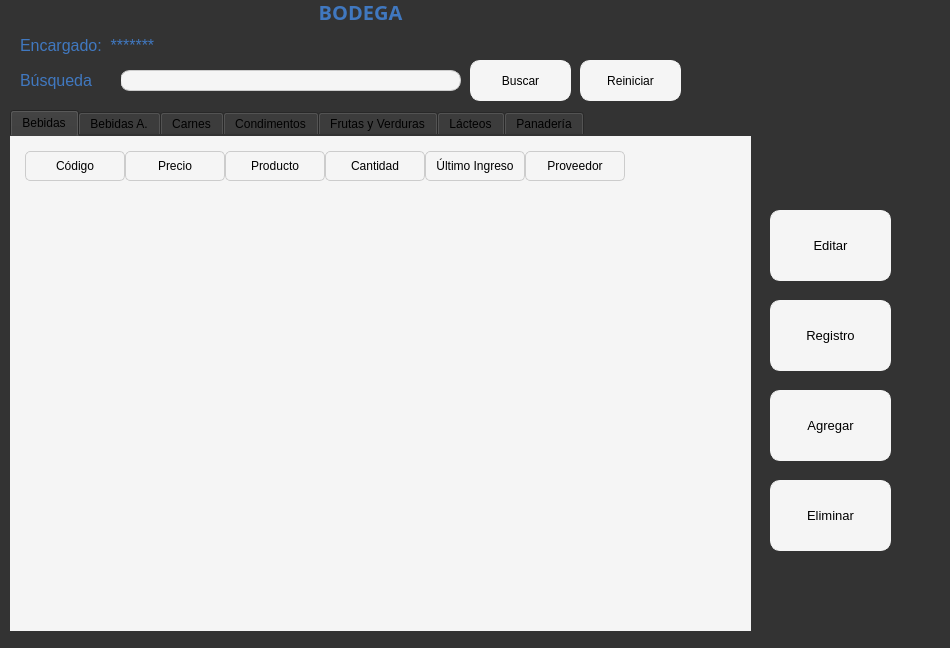
This is Ui/Almacen/u_almacen.ui in Kodegmxz/Proyecto as Qt 5 draws it before an edit. The edited form follows.
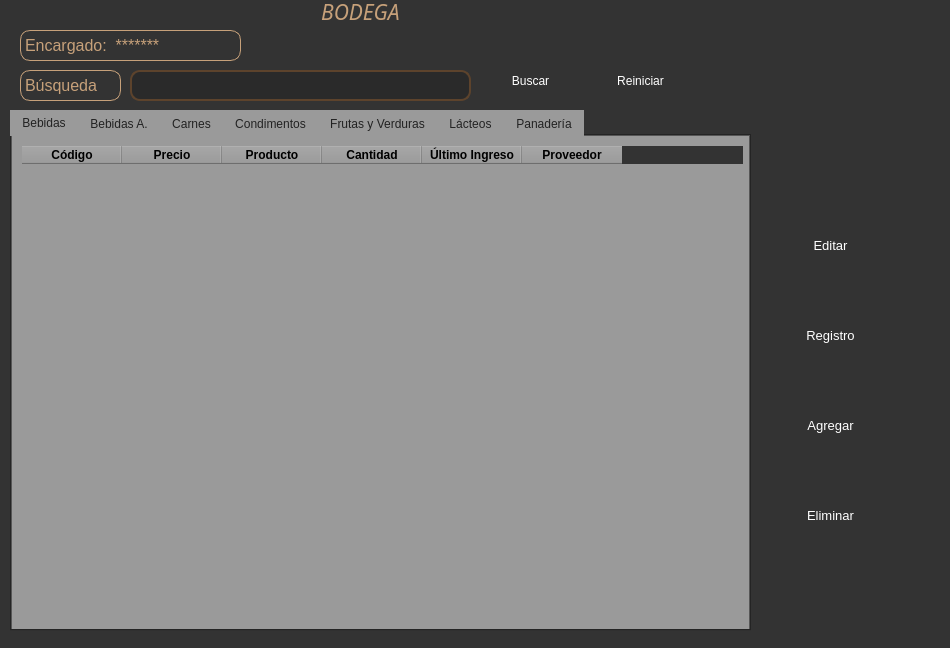
This is the edited form. The open tabs and pages were chosen to show the change.

```diff
--- a/Ui/Almacen/u_almacen.ui
+++ b/Ui/Almacen/u_almacen.ui
@@ -24,10 +24,10 @@
   <widget class="QLineEdit" name="barrabusqueda">
    <property name="geometry">
     <rect>
-     <x>120</x>
+     <x>130</x>
      <y>70</y>
      <width>341</width>
-     <height>21</height>
+     <height>31</height>
     </rect>
    </property>
    <property name="font">
@@ -37,11 +37,15 @@
    </property>
    <property name="styleSheet">
     <string notr="true">QLineEdit {
-    border: 1px solid #ccc;
-    border-radius: 10px;
-    background-color: rgb(245, 245, 245);
-}
-</string>
+       background: #2a2a2a;
+       border: 2px solid #5d432c;
+       border-radius: 10px;
+       color: #c7a17a;
+      }
+      QLineEdit:focus {
+       border-color: #c7a17a;
+      }
+     </string>
    </property>
    <property name="text">
     <string/>
@@ -53,7 +57,7 @@
      <x>20</x>
      <y>70</y>
      <width>101</width>
-     <height>21</height>
+     <height>31</height>
     </rect>
    </property>
    <property name="font">
@@ -63,7 +67,12 @@
     </font>
    </property>
    <property name="styleSheet">
-    <string notr="true">color: #4078c0</string>
+    <string notr="true">QLabel {
+    border: 1px solid #c7a17a;
+    border-radius: 10px;
+    color: #c7a17a;
+    text-shadow: 0 0 10px #c7a17a
+}</string>
    </property>
    <property name="text">
     <string>Búsqueda</string>
@@ -85,7 +94,12 @@
     </font>
    </property>
    <property name="styleSheet">
-    <string notr="true">color: #4078c0</string>
+    <string notr="true">QLabel {
+    border: 1px solid #c7a17a;
+    border-radius: 10px;
+    color: #c7a17a;
+    text-shadow: 0 0 10px #c7a17a
+}</string>
    </property>
    <property name="text">
     <string>Encargado:  *******</string>
@@ -103,14 +117,18 @@
    <property name="font">
     <font>
      <family>Sitka Small Semibold</family>
-     <pointsize>15</pointsize>
-     <weight>75</weight>
-     <bold>true</bold>
+     <pointsize>16</pointsize>
+     <weight>7</weight>
+     <italic>true</italic>
+     <bold>false</bold>
     </font>
    </property>
    <property name="styleSheet">
-    <string notr="true">
-color: #4078c0</string>
+    <string notr="true">QLabel {
+	font: 63 italic 16pt &quot;Sitka Small Semibold&quot; ;
+    border-radius: 10px;
+ color: #c7a17a;
+}</string>
    </property>
    <property name="text">
     <string>BODEGA</string>
@@ -136,27 +154,24 @@
    </property>
    <property name="styleSheet">
     <string notr="true">QTableWidget {
-    background-color: #f5f5f5; /* Set entire widget background to #f5f5f5 */
-    border: none; /* Remove external border */
+    background-color: #9a9a9a;
     border-radius: 10px;
-    padding: 5px;
-    gridline-color: #ddd; /* Keep gridlines for column distinction */
-}
-QTableWidget::item {
-    background-color: #f5f5f5; /* Set item background to #f5f5f5 */
-    border: none; /* Remove item border */
-    padding: 5px;
+
 }
 QHeaderView::section {
-    background-color: #f5f5f5; /* Set header background to #f5f5f5 */
-    border: 1px solid #ccc; /* Keep header border for distinction */
-    border-radius: 5px;
-    padding: 5px;
+    font-weight: bold;
+	background-color: #9a9a9a;
+
 }
-QTabWidget {
-    background-color: #f5f5f5; /* Set tab widget background to #f5f5f5 */
-    border: none; /* Remove external border */
-    border-radius: 10px;
+
+QTabBar::tab:selected {
+    background: #9a9a9a;
+    color: #222222;
+}
+
+QTabBar::tab {
+    background: #9a9a9a;
+    color: #222222;
 }</string>
    </property>
    <property name="currentIndex">
@@ -188,7 +203,7 @@
       </font>
      </property>
      <property name="styleSheet">
-      <string notr="true">background-color: rgb(245, 245, 245);</string>
+      <string notr="true"/>
      </property>
      <property name="editTriggers">
       <set>QAbstractItemView::NoEditTriggers</set>
@@ -227,14 +242,14 @@
     <widget class="QLabel" name="label">
      <property name="geometry">
       <rect>
-       <x>0</x>
+       <x>-10</x>
        <y>0</y>
-       <width>741</width>
+       <width>751</width>
        <height>501</height>
       </rect>
      </property>
      <property name="styleSheet">
-      <string notr="true">background-color: rgb(245, 245, 245);</string>
+      <string notr="true">background-color: #9a9a9a;</string>
      </property>
      <property name="text">
       <string/>
@@ -665,7 +680,7 @@
   <widget class="QPushButton" name="botonbuscar">
    <property name="geometry">
     <rect>
-     <x>470</x>
+     <x>480</x>
      <y>60</y>
      <width>101</width>
      <height>41</height>
@@ -679,10 +694,18 @@
    </property>
    <property name="styleSheet">
     <string notr="true">QPushButton {
-    background-color: #f5f5f5;
-    border: 1px solid #f5f5f5;
-    border-radius: 10px;
-}</string>
+       background: qlineargradient(x1:0, y1:0, x2:1, y2:0,
+         stop:0 #5d432c, stop:1 #c7a17a);
+       color: white;
+       border-radius: 10px;
+       border: none;
+      }
+      QPushButton:hover {
+       background: qlineargradient(x1:0, y1:0, x2:1, y2:0,
+         stop:0 #c7a17a, stop:1 #5d432c);
+      }
+      QPushButton:pressed {
+      }</string>
    </property>
    <property name="text">
     <string>Buscar</string>
@@ -691,7 +714,7 @@
   <widget class="QPushButton" name="botonreset">
    <property name="geometry">
     <rect>
-     <x>580</x>
+     <x>590</x>
      <y>60</y>
      <width>101</width>
      <height>41</height>
@@ -705,11 +728,18 @@
    </property>
    <property name="styleSheet">
     <string notr="true">QPushButton {
-
-    background-color: #f5f5f5;
-    border: 1px solid #f5f5f5;
-    border-radius: 10px;
-}</string>
+       background: qlineargradient(x1:0, y1:0, x2:1, y2:0,
+         stop:0 #5d432c, stop:1 #c7a17a);
+       color: white;
+       border-radius: 10px;
+       border: none;
+      }
+      QPushButton:hover {
+       background: qlineargradient(x1:0, y1:0, x2:1, y2:0,
+         stop:0 #c7a17a, stop:1 #5d432c);
+      }
+      QPushButton:pressed {
+      }</string>
    </property>
    <property name="text">
     <string>Reiniciar</string>
@@ -732,12 +762,18 @@
    </property>
    <property name="styleSheet">
     <string notr="true">QPushButton {
-        background-color: #f5f5f5;
-        border: 1px solid #f5f5f5;
-        border-radius: 10px;
-        padding: 10px 20px;
-    }
-</string>
+       background: qlineargradient(x1:0, y1:0, x2:1, y2:0,
+         stop:0 #5d432c, stop:1 #c7a17a);
+       color: white;
+       border-radius: 10px;
+       border: none;
+      }
+      QPushButton:hover {
+       background: qlineargradient(x1:0, y1:0, x2:1, y2:0,
+         stop:0 #c7a17a, stop:1 #5d432c);
+      }
+      QPushButton:pressed {
+      }</string>
    </property>
    <property name="text">
     <string>Editar</string>
@@ -760,12 +796,18 @@
    </property>
    <property name="styleSheet">
     <string notr="true">QPushButton {
-        background-color: #f5f5f5;
-        border: 1px solid #f5f5f5;
-        border-radius: 10px;
-        padding: 10px 20px;
-    }
-</string>
+       background: qlineargradient(x1:0, y1:0, x2:1, y2:0,
+         stop:0 #5d432c, stop:1 #c7a17a);
+       color: white;
+       border-radius: 10px;
+       border: none;
+      }
+      QPushButton:hover {
+       background: qlineargradient(x1:0, y1:0, x2:1, y2:0,
+         stop:0 #c7a17a, stop:1 #5d432c);
+      }
+      QPushButton:pressed {
+      }</string>
    </property>
    <property name="text">
     <string>Registro</string>
@@ -788,12 +830,18 @@
    </property>
    <property name="styleSheet">
     <string notr="true">QPushButton {
-        background-color: #f5f5f5;
-        border: 1px solid #f5f5f5;
-        border-radius: 10px;
-        padding: 10px 20px;
-    }
-</string>
+       background: qlineargradient(x1:0, y1:0, x2:1, y2:0,
+         stop:0 #5d432c, stop:1 #c7a17a);
+       color: white;
+       border-radius: 10px;
+       border: none;
+      }
+      QPushButton:hover {
+       background: qlineargradient(x1:0, y1:0, x2:1, y2:0,
+         stop:0 #c7a17a, stop:1 #5d432c);
+      }
+      QPushButton:pressed {
+      }</string>
    </property>
    <property name="text">
     <string>Agregar</string>
@@ -829,12 +877,18 @@
    </property>
    <property name="styleSheet">
     <string notr="true">QPushButton {
-        background-color: #f5f5f5;
-        border: 1px solid #f5f5f5;
-        border-radius: 10px;
-        padding: 10px 20px;
-    }
-</string>
+       background: qlineargradient(x1:0, y1:0, x2:1, y2:0,
+         stop:0 #5d432c, stop:1 #c7a17a);
+       color: white;
+       border-radius: 10px;
+       border: none;
+      }
+      QPushButton:hover {
+       background: qlineargradient(x1:0, y1:0, x2:1, y2:0,
+         stop:0 #c7a17a, stop:1 #5d432c);
+      }
+      QPushButton:pressed {
+      }</string>
    </property>
    <property name="text">
     <string>Eliminar</string>
```
Left out of the diff: 29 changed lines with no effect on the pictures.
